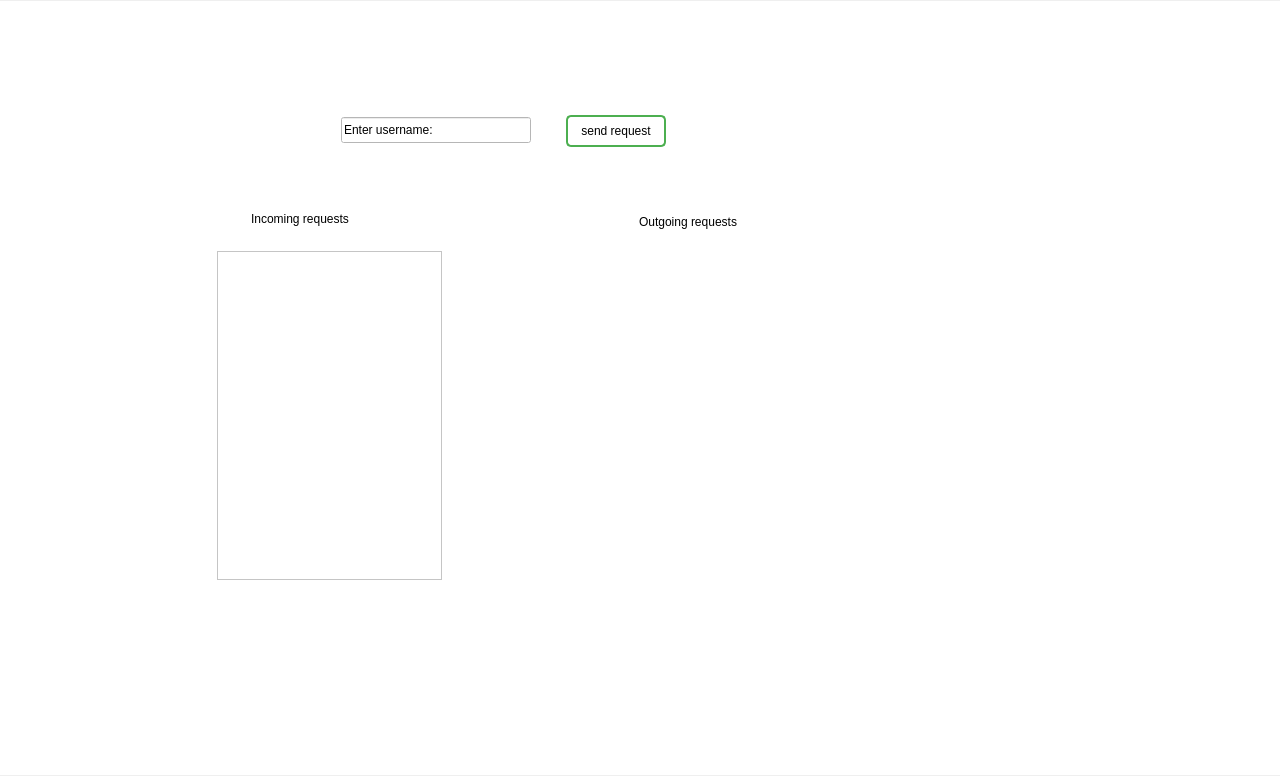
First picture: the form in Forms/mainwindow.ui, repository JustinGetty/LotusAppClient, before the edit.
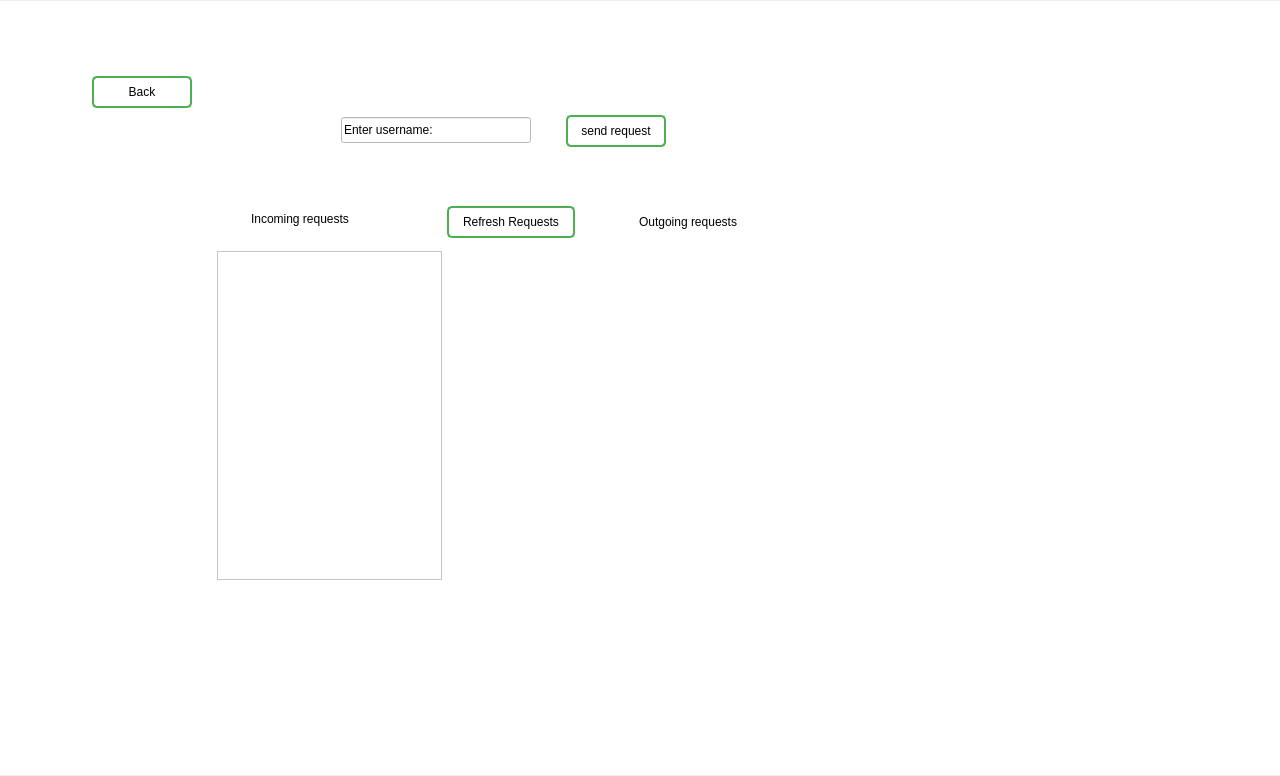
Second picture: the form after the edit.

Patch:
```diff
--- a/Forms/mainwindow.ui
+++ b/Forms/mainwindow.ui
@@ -1409,6 +1409,44 @@
         </property>
        </widget>
       </widget>
+      <widget class="QPushButton" name="refresh_friend_requests_btn">
+       <property name="geometry">
+        <rect>
+         <x>447</x>
+         <y>205</y>
+         <width>128</width>
+         <height>32</height>
+        </rect>
+       </property>
+       <property name="styleSheet">
+        <string notr="true">QPushButton
+{
+	color: #000000;
+}</string>
+       </property>
+       <property name="text">
+        <string>Refresh Requests</string>
+       </property>
+      </widget>
+      <widget class="QPushButton" name="to_main_from_friends_btn">
+       <property name="geometry">
+        <rect>
+         <x>92</x>
+         <y>75</y>
+         <width>100</width>
+         <height>32</height>
+        </rect>
+       </property>
+       <property name="styleSheet">
+        <string notr="true">QPushButton
+{
+color: #000000;
+}</string>
+       </property>
+       <property name="text">
+        <string>Back</string>
+       </property>
+      </widget>
      </widget>
     </widget>
     <widget class="QWidget" name="create_account">
```
